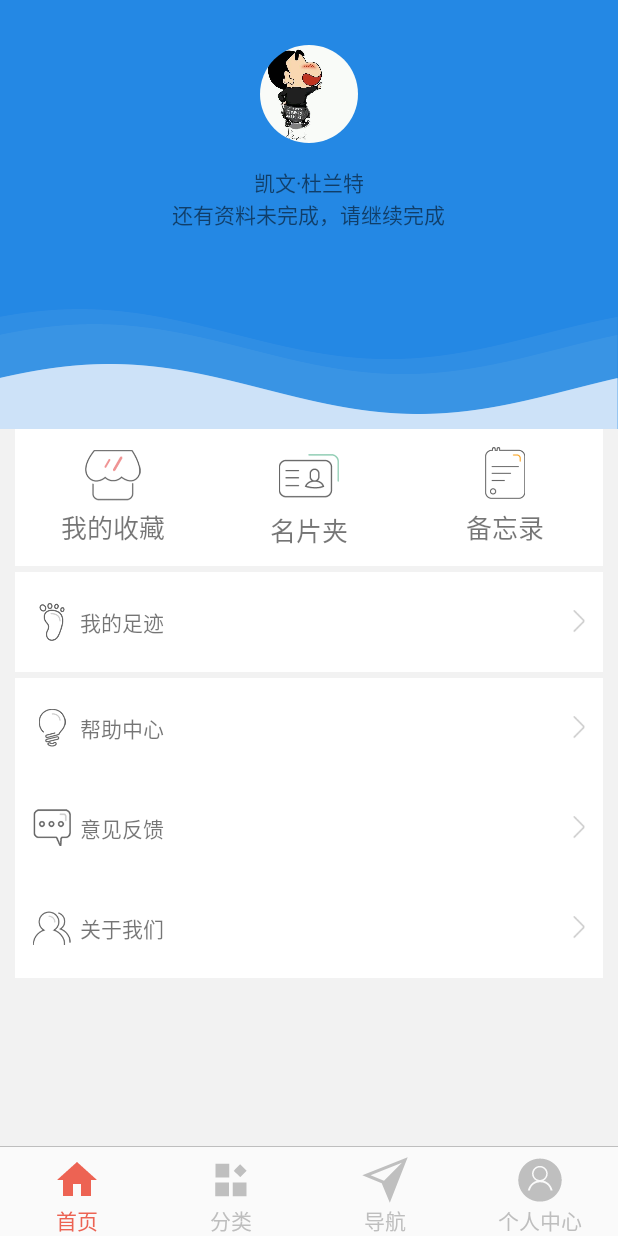
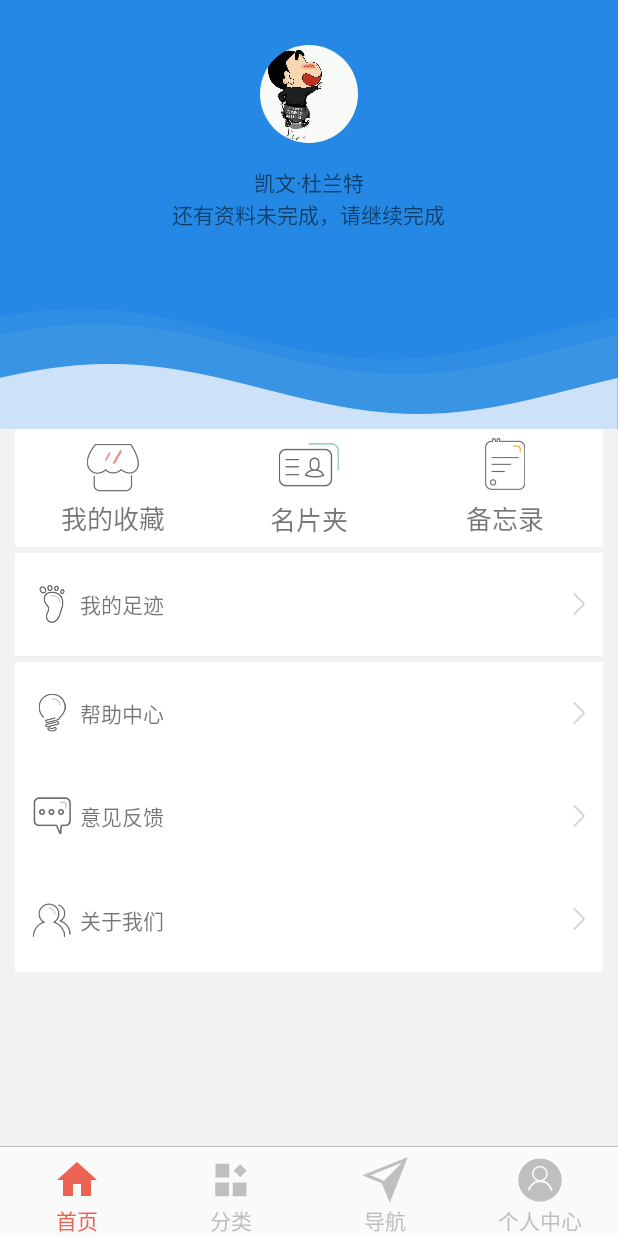
Before and after one commit to DevinMiller0/NativeMall, an Android app: the fragment MineFragment placed in its activity, on a phone screen of 412 x 824 dp. Run offline under Robolectric (Android 15) with nearby library versions, the phone set to English and light mode, and no system bars; our stand-ins replace CircleImageView.

Commit message:
modify personal center layout

```diff
--- a/app/src/main/res/layout/fragment_mine.xml
+++ b/app/src/main/res/layout/fragment_mine.xml
@@ -52,8 +52,7 @@
 
         <LinearLayout
             android:layout_width="match_parent"
-            android:layout_height="0dp"
-            android:layout_weight="1.65"
+            android:layout_height="wrap_content"
             android:background="@color/colorWhite"
             android:orientation="horizontal">
 
@@ -71,7 +70,7 @@
                     android:layout_width="@dimen/public_40dp"
                     android:layout_height="@dimen/public_40dp"
                     android:paddingBottom="@dimen/public_4dp"
-                    android:paddingTop="@dimen/public_2dp"
+                    android:paddingTop="@dimen/public_4dp"
                     android:src="@mipmap/collector" />
 
                 <TextView
@@ -99,7 +98,7 @@
                     android:layout_width="wrap_content"
                     android:layout_height="wrap_content"
                     android:text="名片夹"
-                    android:layout_marginBottom="@dimen/public_2dp"
+                    android:layout_marginBottom="@dimen/public_4dp"
                     android:textSize="@dimen/public_size_17" />
             </LinearLayout>
 
```
